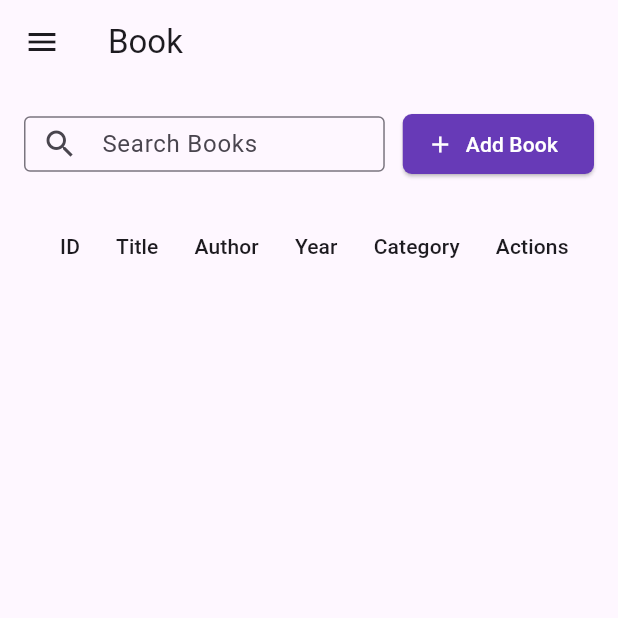
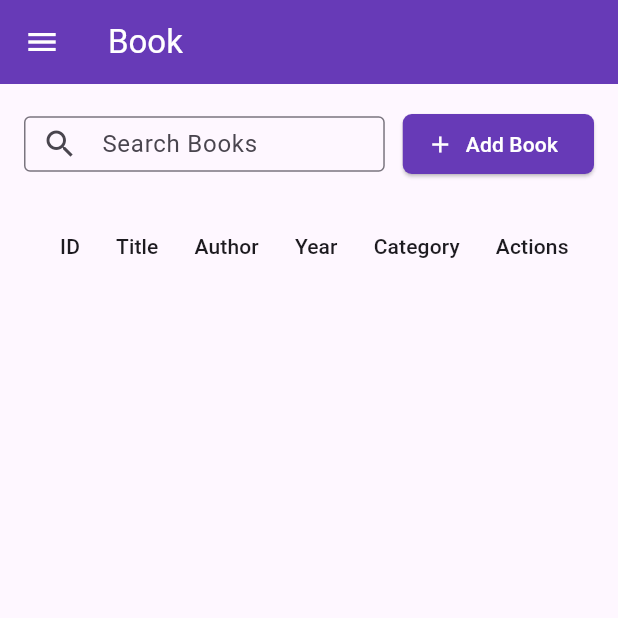
Before and after one commit to hychoo24/books, a Flutter app: the screen it shows after launch, in the side drawer, after a tap on "Book", on a phone screen of 412 x 824 dp, the top half of it. Run offline on Flutter 3.47's test engine with Material 3 defaults, Android fonts, the phone set to English and light mode, and no system bars; our stand-ins replace dio, fl_chart; network calls fail.

Commit message:
modifikasi appbar setiap page dan mensimplekan drawer

```diff
--- a/lib/screens/books/book_content.dart
+++ b/lib/screens/books/book_content.dart
@@ -1,7 +1,5 @@
 import 'package:books/providers/book_provider.dart';
-import 'package:books/screens/category/category_content.dart';
-import 'package:books/screens/home/home_page.dart';
-import 'package:books/screens/inventory/inventory_content.dart';
+import 'package:books/screens/menu_bar.dart/drawer_menu.dart';
 import 'package:flutter/material.dart';
 import 'package:provider/provider.dart';
 import 'book_table.dart';
@@ -26,56 +24,14 @@ class _BookContentState extends State<BookContent> {
   Widget build(BuildContext context) {
     return Scaffold(
       appBar: AppBar(
-        title: const Text("Book"),
+        title: Text(
+          "Book",
+          style: const TextStyle(color: Colors.white),
+          ),
+        backgroundColor: Colors.deepPurple,
+        iconTheme: const IconThemeData(color: Colors.white),
       ),
-      drawer: Drawer(
-        child: ListView(
-          padding: EdgeInsets.zero,
-          children: [
-            const DrawerHeader(
-              decoration: BoxDecoration(color: Colors.deepPurple),
-              child: Text('Menu', style: TextStyle(color: Colors.white, fontSize: 24)),
-            ),
-            ListTile(
-              leading: const Icon(Icons.home),
-              title: const Text('Home'),
-              onTap: () {
-                Navigator.pushReplacement(
-                  context,
-                  MaterialPageRoute(builder: (_) => const HomePage()),
-                );
-              },
-            ),
-            ListTile(
-              leading: const Icon(Icons.book),
-              title: const Text('Book'),
-              onTap: () {
-                Navigator.pop(context);
-              },
-            ),
-            ListTile(
-              leading: const Icon(Icons.inventory),
-              title: const Text('Inventory'),
-              onTap: () {
-                 Navigator.pushReplacement(
-                  context,
-                  MaterialPageRoute(builder: (_) => const InventoryContent()),
-                );
-              },
-            ),
-            ListTile(
-              leading: const Icon(Icons.category),
-              title: const Text('Category'),
-              onTap: () {
-                Navigator.pushReplacement(
-                  context,
-                  MaterialPageRoute(builder: (_) => const CategoryContent()),
-                );
-              },
-            ),
-          ],
-        ),
-      ),
+      drawer: const AppDrawer(currentRoute: '/book'),
       body: const Padding(
         padding: EdgeInsets.all(16),
         child: BookTable(),
--- a/lib/screens/home/home_page.dart
+++ b/lib/screens/home/home_page.dart
@@ -4,6 +4,7 @@ import 'package:books/providers/inventory_provider.dart';
 import 'package:books/providers/stat_provider.dart';
 import 'package:books/screens/category/category_content.dart';
 import 'package:books/screens/inventory/inventory_content.dart';
+import 'package:books/screens/menu_bar.dart/drawer_menu.dart';
 import 'package:books/screens/stats/book_stat.dart';
 import 'package:books/screens/stats/inventory_stat.dart';
 import 'package:flutter/material.dart';
@@ -41,55 +42,15 @@ class _HomePageState extends State<HomePage> {
     final totalCategories = categoryProvider.categories.length;
 
     return Scaffold(
-      appBar: AppBar(title: const Text('Home')),
-      drawer: Drawer(
-        child: ListView(
-          padding: EdgeInsets.zero,
-          children: [
-            const DrawerHeader(
-              decoration: BoxDecoration(color: Colors.deepPurple),
-              child: Text('Menu', style: TextStyle(color: Colors.white, fontSize: 24)),
-            ),
-            ListTile(
-              leading: const Icon(Icons.home),
-              title: const Text('Home'),
-              onTap: () {
-                Navigator.pop(context);
-              },
-            ),
-            ListTile(
-              leading: const Icon(Icons.book),
-              title: const Text('Book'),
-              onTap: () {
-                Navigator.pushReplacement(
-                  context,
-                  MaterialPageRoute(builder: (_) => const BookContent()),
-                );
-              },
-            ),
-            ListTile(
-              leading: const Icon(Icons.inventory),
-              title: const Text('Inventory'),
-              onTap: () {
-                Navigator.pushReplacement(
-                  context,
-                  MaterialPageRoute(builder: (_) => const InventoryContent()),
-                );
-              },
-            ),
-            ListTile(
-              leading: const Icon(Icons.category),
-              title: const Text('Category'),
-              onTap: () {
-                Navigator.pushReplacement(
-                  context,
-                  MaterialPageRoute(builder: (_) => const CategoryContent()),
-                );
-              },
-            ),
-          ],
+      appBar: AppBar(
+        title: Text('Home',
+          style: const TextStyle(color: Colors.white),
         ),
+        backgroundColor: Colors.deepPurple,
+        iconTheme: const IconThemeData(color: Colors.white),
       ),
+
+      drawer: const AppDrawer(currentRoute: '/home'),
       body: Padding(
         padding: const EdgeInsets.all(24.0),
         child: Column(
--- /dev/null
+++ b/lib/screens/menu_bar.dart/drawer_menu.dart
@@ -0,0 +1,88 @@
+import 'package:books/screens/books/book_content.dart';
+import 'package:books/screens/category/category_content.dart';
+import 'package:books/screens/home/home_page.dart';
+import 'package:books/screens/inventory/inventory_content.dart';
+import 'package:flutter/material.dart';
+
+class AppDrawer extends StatelessWidget {
+  final String currentRoute;
+
+  const AppDrawer({super.key, required this.currentRoute});
+
+  @override
+  Widget build(BuildContext context) {
+    return Drawer(
+      child: ListView(
+        padding: EdgeInsets.zero,
+        children: [
+          const DrawerHeader(
+            decoration: BoxDecoration(color: Colors.deepPurple),
+            child: Text(
+              'Menu',
+              style: TextStyle(color: Colors.white, fontSize: 24),
+            ),
+          ),
+          _buildDrawerItem(
+            context,
+            icon: Icons.home,
+            text: 'Home',
+            destination: const HomePage(),
+            routeName: '/home',
+          ),
+          _buildDrawerItem(
+            context,
+            icon: Icons.book,
+            text: 'Book',
+            destination: const BookContent(),
+            routeName: '/book',
+          ),
+          _buildDrawerItem(
+            context,
+            icon: Icons.inventory,
+            text: 'Inventory',
+            destination: const InventoryContent(),
+            routeName: '/inventory',
+          ),
+          _buildDrawerItem(
+            context,
+            icon: Icons.category,
+            text: 'Category',
+            destination: const CategoryContent(),
+            routeName: '/category',
+          ),
+        ],
+      ),
+    );
+  }
+
+  Widget _buildDrawerItem(
+    BuildContext context, {
+    required IconData icon,
+    required String text,
+    required Widget destination,
+    required String routeName,
+  }) {
+    final isSelected = currentRoute == routeName;
+
+    return ListTile(
+      leading: Icon(icon, color: isSelected ? Colors.deepPurple : null),
+      title: Text(
+        text,
+        style: TextStyle(
+          fontWeight: isSelected ? FontWeight.bold : FontWeight.normal,
+          color: isSelected ? Colors.deepPurple : null,
+        ),
+      ),
+      onTap: () {
+        if (!isSelected) {
+          Navigator.pushReplacement(
+            context,
+            MaterialPageRoute(builder: (_) => destination),
+          );
+        } else {
+          Navigator.pop(context); // Close drawer
+        }
+      },
+    );
+  }
+}
--- a/lib/screens/stats/book_stat.dart
+++ b/lib/screens/stats/book_stat.dart
@@ -35,7 +35,7 @@ class BookStat extends StatelessWidget {
                     return FlSpot(e.key.toDouble(), e.value.total.toDouble());
                   }).toList(),
                   isCurved: true,
-                  color: Colors.deepPurple,
+                  color: Colors.teal,
                   barWidth: 3,
                   dotData: FlDotData(show: true),
                 ),
```
Also changed, not shown: lib/screens/category/category_content.dart (+9 -50 lines), lib/screens/inventory/inventory_content.dart (+9 -43 lines).
